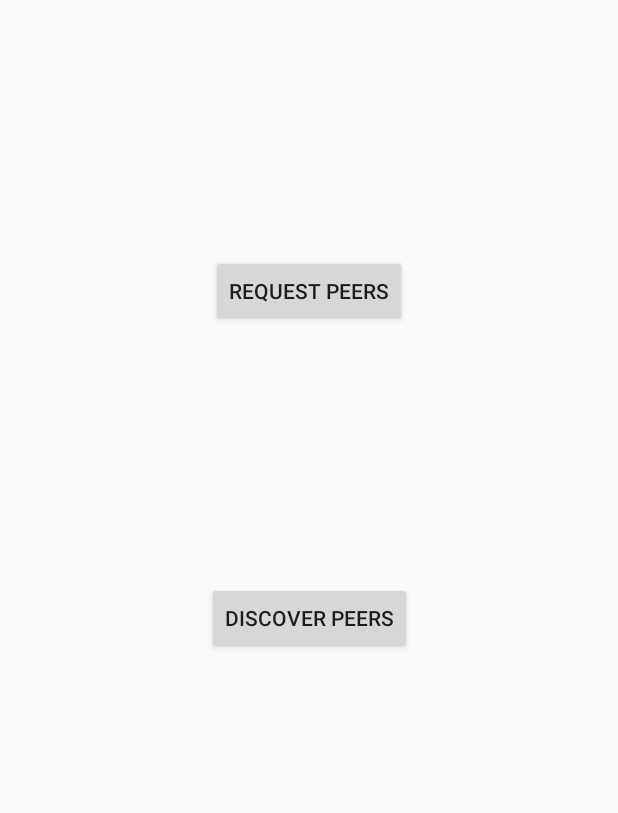
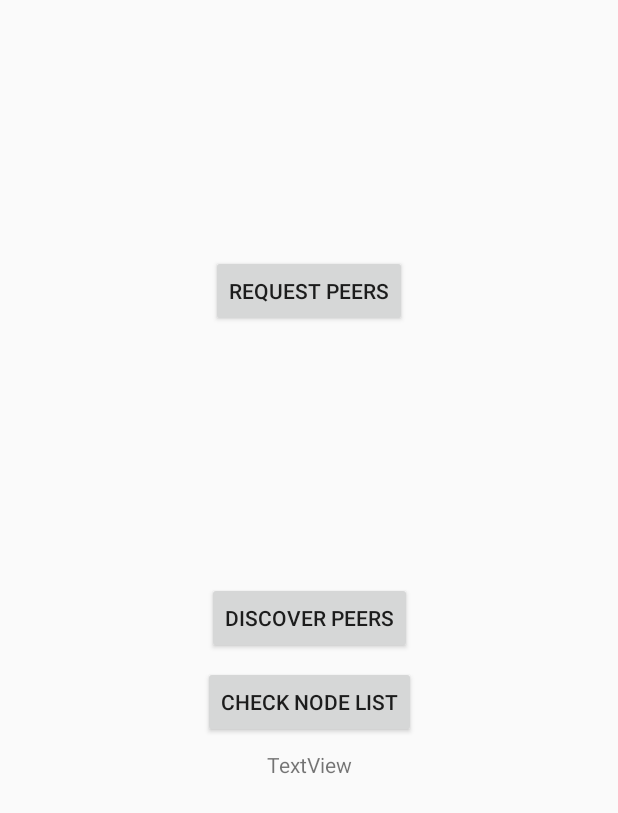
Before and after one commit to ZaneRammal/QuietPeopleMeet, an Android app: the MyWiFiActivity screen opened directly, with no data from a screen before it, on a phone screen of 412 x 824 dp. Shown: the top 813 px of the screen. Run offline under Robolectric (Android 15) with nearby library versions, the light colour scheme and no system bars.

Commit message:
Added Untested Send and Receive classes, both implemented in MyWifiActivity tester class.
TODO is try to make it so our phones can detect eachother and send the SoundNode

```diff
--- a/app/src/main/res/layout/activity_my_wifi.xml
+++ b/app/src/main/res/layout/activity_my_wifi.xml
@@ -35,4 +35,30 @@
         app:layout_constraintEnd_toEndOf="parent"
         app:layout_constraintStart_toStartOf="parent"
         app:layout_constraintTop_toTopOf="parent" />
+
+    <Button
+        android:id="@+id/button6"
+        android:layout_width="wrap_content"
+        android:layout_height="wrap_content"
+        android:layout_marginStart="8dp"
+        android:layout_marginTop="8dp"
+        android:layout_marginEnd="8dp"
+        android:onClick="updateNodeList"
+        android:text="Check Node List"
+        app:layout_constraintEnd_toEndOf="parent"
+        app:layout_constraintStart_toStartOf="parent"
+        app:layout_constraintTop_toBottomOf="@+id/button2" />
+
+    <TextView
+        android:id="@+id/NodeListTextView"
+        android:layout_width="wrap_content"
+        android:layout_height="wrap_content"
+        android:layout_marginStart="8dp"
+        android:layout_marginTop="8dp"
+        android:layout_marginEnd="8dp"
+        android:text="TextView"
+        app:layout_constraintEnd_toEndOf="parent"
+        app:layout_constraintStart_toStartOf="parent"
+        app:layout_constraintTop_toBottomOf="@+id/button6" />
+
 </android.support.constraint.ConstraintLayout>
```
Also changed, not shown: app/src/main/java/ca/uoit/quietpeoplemeet1/MyWiFiActivity.java (+86 -16 lines), app/src/main/java/ca/uoit/quietpeoplemeet1/NetworkInfo.java (added, +17 -0 lines), app/src/main/java/ca/uoit/quietpeoplemeet1/SoundNode.java (+4 -4 lines), app/src/main/java/ca/uoit/quietpeoplemeet1/SoundNodeReceive.java (added, +82 -0 lines), app/src/main/java/ca/uoit/quietpeoplemeet1/SoundNodeSend.java (added, +49 -0 lines), app/src/main/java/ca/uoit/quietpeoplemeet1/WiFiDirectBroadcastReceiver.java (+8 -0 lines).
